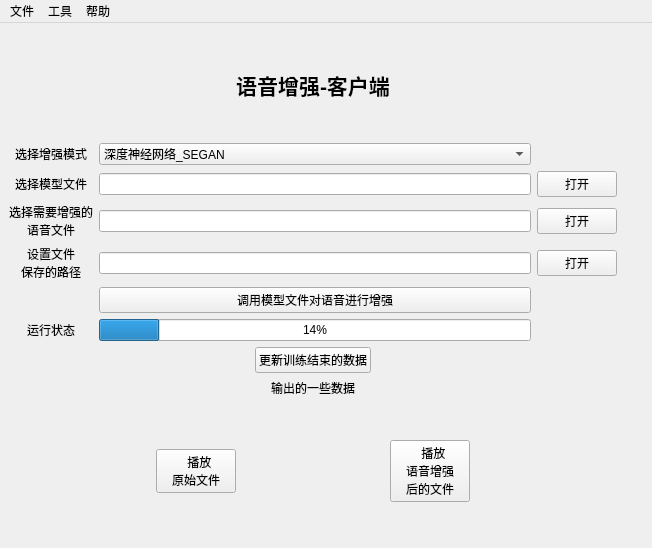
The window that pyqt5_client/ui/main.ui (wp19991/graduation_project) describes before a commit, drawn with Qt 5.
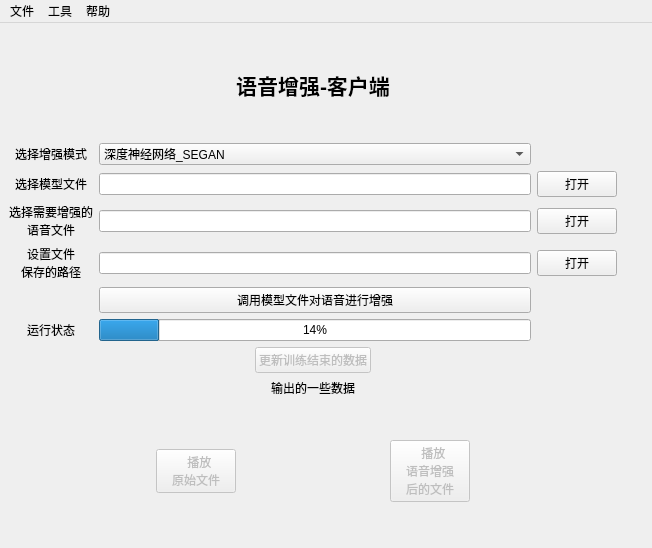
The same window after the commit. Icons and pictures are not drawn.

The edit to the form file:
```diff
--- a/pyqt5_client/ui/main.ui
+++ b/pyqt5_client/ui/main.ui
@@ -251,6 +251,9 @@
         </item>
         <item>
          <widget class="QPushButton" name="update_data_pushButton">
+          <property name="enabled">
+           <bool>false</bool>
+          </property>
           <property name="cursor">
            <cursorShape>PointingHandCursor</cursorShape>
           </property>
@@ -320,6 +323,9 @@
         </item>
         <item>
          <widget class="QPushButton" name="paly_wav_file_pushButton">
+          <property name="enabled">
+           <bool>false</bool>
+          </property>
           <property name="cursor">
            <cursorShape>PointingHandCursor</cursorShape>
           </property>
@@ -357,6 +363,9 @@
         </item>
         <item>
          <widget class="QPushButton" name="paly_enh_wav_file_pushButton">
+          <property name="enabled">
+           <bool>false</bool>
+          </property>
           <property name="cursor">
            <cursorShape>PointingHandCursor</cursorShape>
           </property>
```
